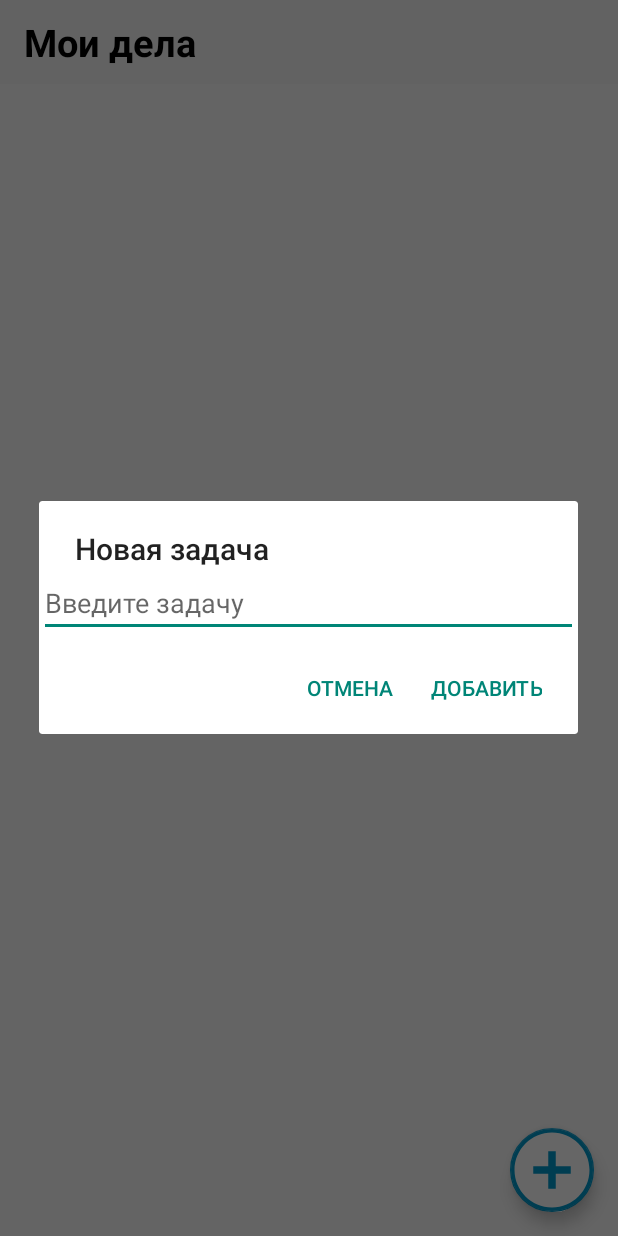
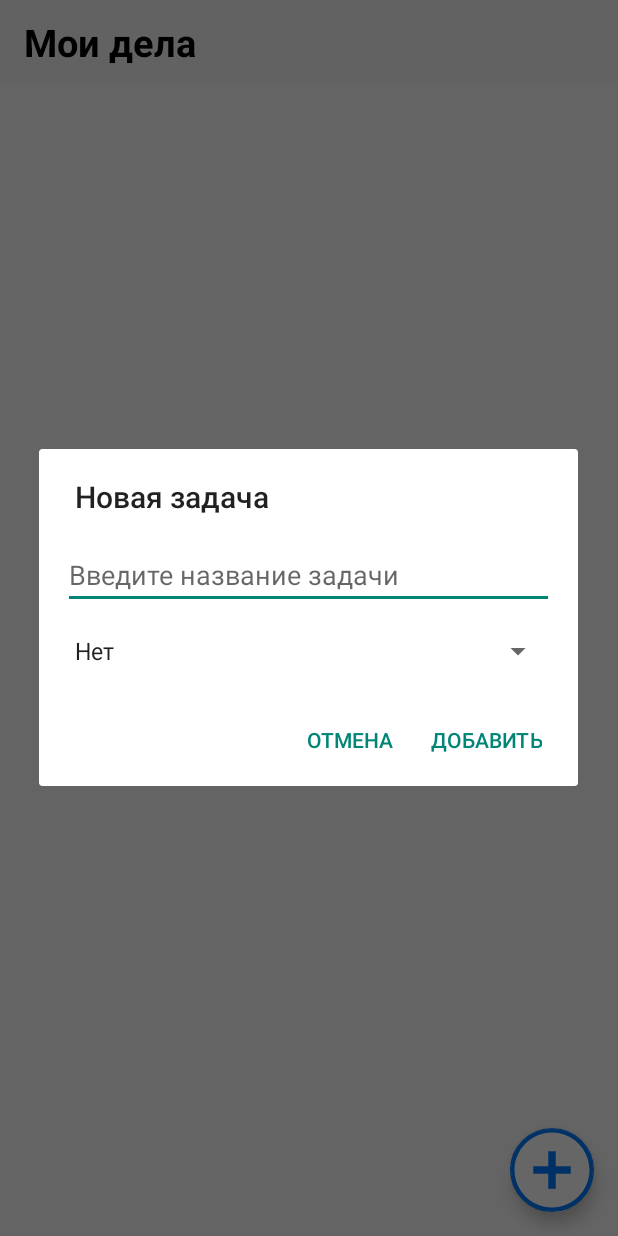
Before and after one commit to Egorbobkov/Project_ToDo_App, an Android app built with Jetpack Compose: the screen it shows after launch (MainActivity), after a tap on an icon or button, on a phone screen of 412 x 824 dp. Run offline under Robolectric (Android 15) with nearby library versions, the phone set to English and light mode, and no system bars.

Commit message:
New information window

```diff
--- a/app/src/main/AndroidManifest.xml
+++ b/app/src/main/AndroidManifest.xml
@@ -24,6 +24,9 @@
                 <category android:name="android.intent.category.LAUNCHER" />
             </intent-filter>
         </activity>
+
+        <activity android:name=".EditTaskActivity" />
+
     </application>
 
 </manifest>
--- a/app/src/main/java/com/example/myapp2/MainActivity.kt
+++ b/app/src/main/java/com/example/myapp2/MainActivity.kt
@@ -1,5 +1,7 @@
 package com.example.myapp2
 
+import android.app.Activity
+import android.content.Intent
 import android.os.Bundle
 import android.widget.EditText
 import android.widget.Toast
@@ -8,32 +10,60 @@ import androidx.appcompat.app.AppCompatActivity
 import androidx.recyclerview.widget.LinearLayoutManager
 import androidx.recyclerview.widget.RecyclerView
 import com.google.android.material.floatingactionbutton.FloatingActionButton
+import android.widget.Spinner
+import android.widget.ArrayAdapter
+import androidx.activity.result.ActivityResultLauncher
+import androidx.activity.result.contract.ActivityResultContracts
 
 class MainActivity : AppCompatActivity() {
 
     private lateinit var recyclerViewTasks: RecyclerView
     private lateinit var taskAdapter: TaskAdapter
-    private val taskList = mutableListOf<Task>() // Список задач
+    private val taskList = mutableListOf<Task>()
+    private lateinit var editTaskLauncher: ActivityResultLauncher<Intent>
 
     override fun onCreate(savedInstanceState: Bundle?) {
         super.onCreate(savedInstanceState)
         setContentView(R.layout.activity_main)
 
-        // Настройка Toolbar
+        editTaskLauncher = registerForActivityResult(ActivityResultContracts.StartActivityForResult()) { result ->
+            if (result.resultCode == Activity.RESULT_OK) {
+                val updatedTask = result.data?.getSerializableExtra("UPDATED_TASK") as? Task
+                updatedTask?.let {
+                    val position = taskList.indexOfFirst { it.id == updatedTask.id }
+                    if (position != -1) {
+                        taskList[position] = updatedTask
+                        taskAdapter.notifyItemChanged(position)
+                    }
+                }
+            }
+        }
+
+
         val toolbar = findViewById<androidx.appcompat.widget.Toolbar>(R.id.toolbar)
         setSupportActionBar(toolbar)
         supportActionBar?.title = "Мои дела"
 
-        // Инициализация RecyclerView
         recyclerViewTasks = findViewById(R.id.recyclerViewTasks)
-        recyclerViewTasks.layoutManager = LinearLayoutManager(this) // Устанавливаем LayoutManager
-        taskAdapter = TaskAdapter(taskList, onCheckedChange = { position, isChecked ->
-            taskList[position].isCompleted = isChecked
-            taskAdapter.notifyItemChanged(position)
-        }) // Создаем адаптер для RecyclerView
+        recyclerViewTasks.layoutManager = LinearLayoutManager(this)
+        taskAdapter = TaskAdapter(
+            taskList,
+            onCheckedChange = { position, isChecked ->
+                taskList[position].isCompleted = isChecked
+                taskAdapter.notifyItemChanged(position)
+            },
+            onInfoClick = { task ->
+                val intent = Intent(this, EditTaskActivity::class.java).apply {
+                    putExtra("TASK_NAME", task.name)
+                    putExtra("TASK_PRIORITY", task.priority)
+                    putExtra("TASK_DEADLINE", task.deadline)
+                    putExtra("TASK_ID", task.id)
+                }
+                editTaskLauncher.launch(intent)
+            }
+        )
         recyclerViewTasks.adapter = taskAdapter
 
-        // FloatingActionButton для добавления задачи
         val fabAddTask = findViewById<FloatingActionButton>(R.id.fabAddTask)
         fabAddTask.setOnClickListener {
             showAddTaskDialog()
@@ -41,30 +71,40 @@ class MainActivity : AppCompatActivity() {
     }
 
     private fun showAddTaskDialog() {
-        val editText = EditText(this) // Поле ввода для новой задачи
-        editText.hint = "Введите задачу"
+        val dialogView = layoutInflater.inflate(R.layout.dialog_add_task, null)
+
+        val editTextTaskName = dialogView.findViewById<EditText>(R.id.editTextTaskName)
+        val spinnerPriority = dialogView.findViewById<Spinner>(R.id.spinnerPriority)
+
+        ArrayAdapter.createFromResource(
+            this,
+            R.array.priority_options,
+            android.R.layout.simple_spinner_item
+        ).also { adapter ->
+            adapter.setDropDownViewResource(android.R.layout.simple_spinner_dropdown_item)
+            spinnerPriority.adapter = adapter
+        }
 
         AlertDialog.Builder(this)
             .setTitle("Новая задача")
-            .setView(editText)
+            .setView(dialogView)
             .setPositiveButton("Добавить") { _, _ ->
-                val taskName = editText.text.toString()
+                val taskName = editTextTaskName.text.toString()
+                val priority = spinnerPriority.selectedItemPosition
+
                 if (taskName.isNotEmpty()) {
-                    val newTask = Task(name = taskName) // Создаём объект Task
-                    taskList.add(newTask)              // Добавляем объект Task в список
-
-                    // Уведомляем адаптер об изменениях
+                    val newTask = Task(
+                        name = taskName,
+                        priority = priority,
+                        deadline = ""
+                    )
+                    taskList.add(newTask)
                     taskAdapter.notifyItemInserted(taskList.size - 1)
-
-                    // Проверка: если задача не добавлена, вывести сообщение
-                    if (taskList.size == 0) {
-                        Toast.makeText(this, "Задача не добавлена!", Toast.LENGTH_SHORT).show()
-                    }
                 } else {
-                    Toast.makeText(this, "Задача не может быть пустой", Toast.LENGTH_SHORT).show()
+                    Toast.makeText(this, "Название задачи не может быть пустым", Toast.LENGTH_SHORT).show()
                 }
             }
-            .setNegativeButton("Отмена", null) // Кнопка "Отмена"
+            .setNegativeButton("Отмена", null)
             .create()
             .show()
     }
--- a/app/src/main/res/drawable/baseline_add_circle_24.xml
+++ b/app/src/main/res/drawable/baseline_add_circle_24.xml
@@ -1,4 +1,4 @@
-<vector xmlns:android="http://schemas.android.com/apk/res/android" android:height="24dp" android:tint="#275AE3" android:viewportHeight="24" android:viewportWidth="24" android:width="24dp">
+<vector xmlns:android="http://schemas.android.com/apk/res/android" android:height="24dp" android:tint="#007AFF" android:viewportHeight="24" android:viewportWidth="24" android:width="24dp">
 
     <path android:fillColor="@android:color/white" android:pathData="M12,2C6.48,2 2,6.48 2,12s4.48,10 10,10 10,-4.48 10,-10S17.52,2 12,2zM17,13h-4v4h-2v-4L7,13v-2h4L11,7h2v4h4v2z"/>
 
--- /dev/null
+++ b/app/src/main/res/drawable/edittext_background.xml
@@ -0,0 +1,6 @@
+<?xml version="1.0" encoding="utf-8"?>
+<shape xmlns:android="http://schemas.android.com/apk/res/android">
+    <solid android:color="#F0F0F0"/>
+    <corners android:radius="8dp"/>
+    <stroke android:color="#B0B0B0" android:width="1dp"/>
+</shape>
--- /dev/null
+++ b/app/src/main/res/drawable/info.xml
@@ -0,0 +1,5 @@
+<vector xmlns:android="http://schemas.android.com/apk/res/android" android:alpha="0.97" android:height="24dp" android:tint="#7D7B8D" android:viewportHeight="24" android:viewportWidth="24" android:width="24dp">
+
+    <path android:fillColor="@android:color/white" android:pathData="M11,7h2v2h-2V7zM11,11h2v6h-2V11zM12,2C6.48,2 2,6.48 2,12s4.48,10 10,10s10,-4.48 10,-10S17.52,2 12,2zM12,20c-4.41,0 -8,-3.59 -8,-8s3.59,-8 8,-8s8,3.59 8,8S16.41,20 12,20z"/>
+
+</vector>
--- a/app/src/main/res/layout/activity_main.xml
+++ b/app/src/main/res/layout/activity_main.xml
@@ -5,7 +5,6 @@
     android:layout_height="match_parent"
     android:orientation="vertical">
 
-    <!-- Toolbar для отображения заголовка -->
     <androidx.appcompat.widget.Toolbar
         android:id="@+id/toolbar"
         android:layout_width="match_parent"
@@ -14,14 +13,12 @@
         app:titleTextAppearance="@style/ToolbarTitleStyle"
         app:titleTextColor="@android:color/black" />
 
-    <!-- RecyclerView для отображения списка задач -->
     <androidx.recyclerview.widget.RecyclerView
         android:id="@+id/recyclerViewTasks"
         android:layout_width="match_parent"
         android:layout_height="0dp"
         android:layout_weight="1" />
 
-    <!-- FloatingActionButton для добавления задачи -->
     <com.google.android.material.floatingactionbutton.FloatingActionButton
         android:id="@+id/fabAddTask"
         android:layout_width="wrap_content"
@@ -31,5 +28,5 @@
         app:srcCompat="@drawable/baseline_add_circle_24"
         app:maxImageSize="60dp"
         app:tint="@android:color/white"
-        app:backgroundTint="@android:color/holo_blue_dark"/>
+        app:backgroundTint="@color/lightBlue"/>
 </LinearLayout>
--- /dev/null
+++ b/app/src/main/res/layout/dialog_add_task.xml
@@ -0,0 +1,21 @@
+<?xml version="1.0" encoding="utf-8"?>
+<LinearLayout
+    xmlns:android="http://schemas.android.com/apk/res/android"
+    android:layout_width="match_parent"
+    android:layout_height="wrap_content"
+    android:orientation="vertical"
+    android:padding="16dp">
+
+    <EditText
+        android:id="@+id/editTextTaskName"
+        android:layout_width="match_parent"
+        android:layout_height="wrap_content"
+        android:hint="Введите название задачи"
+        android:inputType="text" />
+
+    <Spinner
+        android:id="@+id/spinnerPriority"
+        android:layout_width="match_parent"
+        android:layout_height="wrap_content"
+        android:layout_marginTop="16dp" />
+</LinearLayout>
--- a/app/src/main/res/values/strings.xml
+++ b/app/src/main/res/values/strings.xml
@@ -1,3 +1,8 @@
 <resources>
-    <string name="app_name">My App2</string>
+    <string name="app_name">MyApp2</string>
+    <string-array name="priority_options">
+        <item>Нет</item>
+        <item>Средний</item>
+        <item>Высокий!!!</item>
+    </string-array>
 </resources>
--- a/app/src/main/res/values/style.xml
+++ b/app/src/main/res/values/style.xml
@@ -1,7 +1,7 @@
 <resources>
     <style name="ToolbarTitleStyle">
-        <item name="android:textSize">25sp</item> <!-- Размер текста -->
-        <item name="android:textColor">@android:color/black</item> <!-- Цвет текста -->
-        <item name="android:textStyle">bold</item> <!-- Жирный стиль текста (по желанию) -->
+        <item name="android:textSize">25sp</item>
+        <item name="android:textColor">@android:color/black</item>
+        <item name="android:textStyle">bold</item>
     </style>
 </resources>
--- a/app/src/main/res/values/themes.xml
+++ b/app/src/main/res/values/themes.xml
@@ -1,6 +1,5 @@
 <?xml version="1.0" encoding="utf-8"?>
 <resources>
 
-    <!-- Используем тему AppCompat -->
     <style name="Theme.MyApp2" parent="Theme.AppCompat.Light.NoActionBar" />
 </resources>
```
Also changed, not shown: app/src/main/java/com/example/myapp2/EditTaskActivity.kt (added, +114 -0 lines), app/src/main/java/com/example/myapp2/Task.kt (+8 -3 lines), app/src/main/java/com/example/myapp2/TaskAdapter.kt (+14 -8 lines), app/src/main/res/drawable/baseline_cancel_24.xml (added, +14 -0 lines), app/src/main/res/layout/activity_edit_task.xml (added, +90 -0 lines), app/src/main/res/layout/dialog_task_info.xml (added, +20 -0 lines), app/src/main/res/layout/item_task.xml (+10 -0 lines), app/src/main/res/layout/spinner_dropdown_item.xml (added, +8 -0 lines), app/src/main/res/layout/spinner_item.xml (added, +8 -0 lines), app/src/main/res/values/colors.xml (+11 -0 lines).
